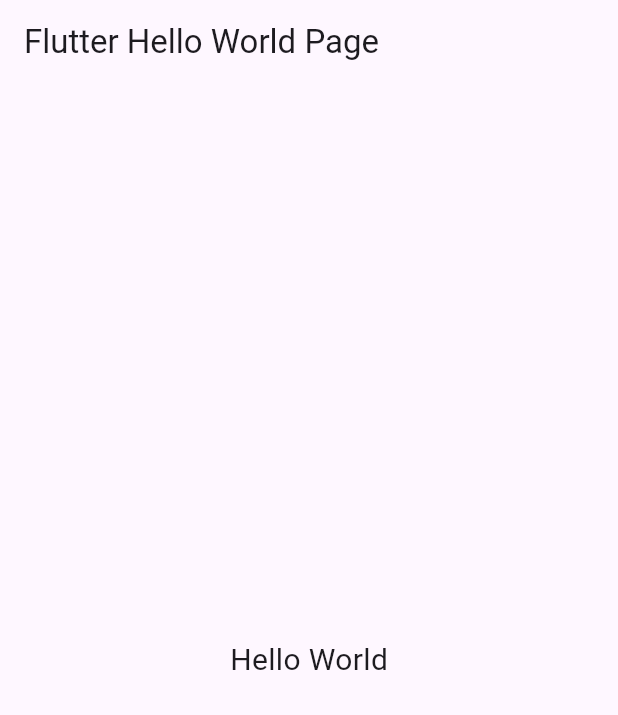
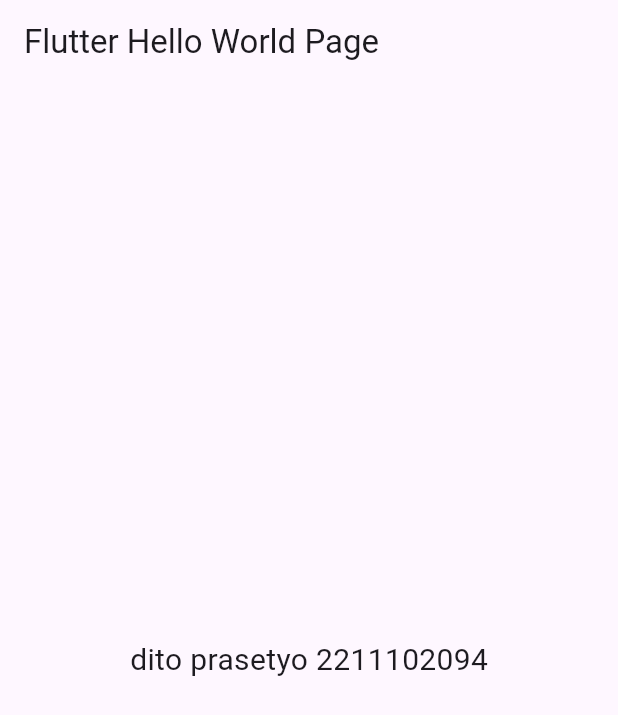
Before and after one commit to dito01/22111021094_DITOPRASETYO, a Flutter app: the screen it shows after launch, on a phone screen of 412 x 824 dp. Shown: the top 715 px of the screen. Run offline on Flutter 3.47's test engine with Material 3 defaults, Android fonts, the phone set to English and light mode, and no system bars.

Commit message:
instal flutter

```diff
--- a/lib/main.dart
+++ b/lib/main.dart
@@ -32,7 +32,9 @@ class _MyHomePageState extends State<MyHomePage> {
   Widget build(BuildContext context) {
     return Scaffold(
       appBar: AppBar(title: Text(widget.title)),
-      body: Center(child: Text('Hello World', style: TextStyle(fontSize: 20))),
+      body: Center(
+        child: Text('dito prasetyo 2211102094', style: TextStyle(fontSize: 20)),
+      ),
     );
   }
 }
```
